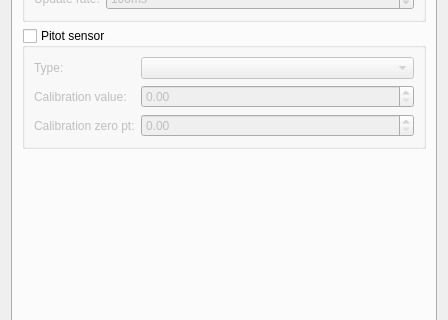
Qt form ground/gcs/src/plugins/config/modules.ui (TauLabs/TauLabs) before a commit; both pictures show x 0 to 448 and y 88 to 408 of the 448 by 598 pixel window.
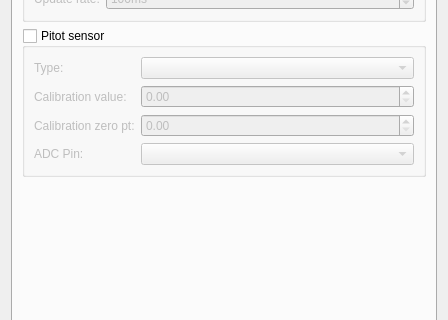
The same form after that commit. The open tabs and pages were chosen to show the change. Icons and pictures are not drawn.

Commit message: Modules: add ADC to airspeed UI

```diff
--- a/ground/gcs/src/plugins/config/modules.ui
+++ b/ground/gcs/src/plugins/config/modules.ui
@@ -650,6 +650,16 @@
             </property>
            </widget>
           </item>
+          <item row="3" column="0">
+           <widget class="QLabel" name="label_25">
+            <property name="text">
+             <string>ADC Pin:</string>
+            </property>
+           </widget>
+          </item>
+          <item row="3" column="1">
+           <widget class="QComboBox" name="cbAirspeedAnalog"/>
+          </item>
          </layout>
         </widget>
        </item>
```
The commit also changes 1 other file.
